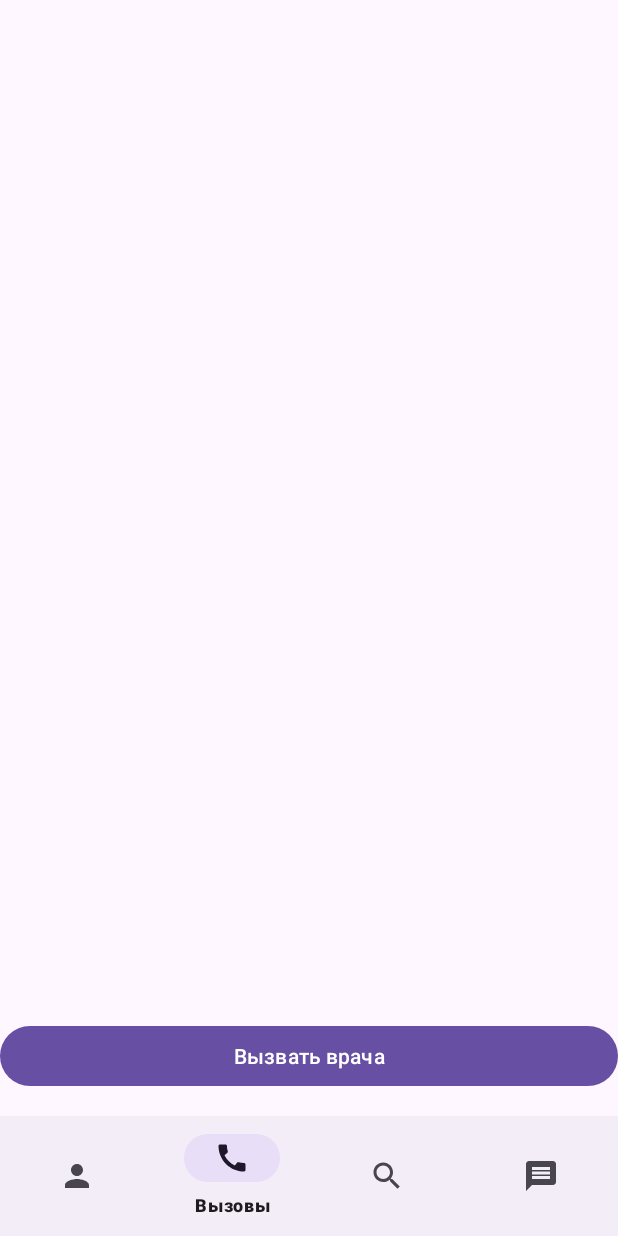
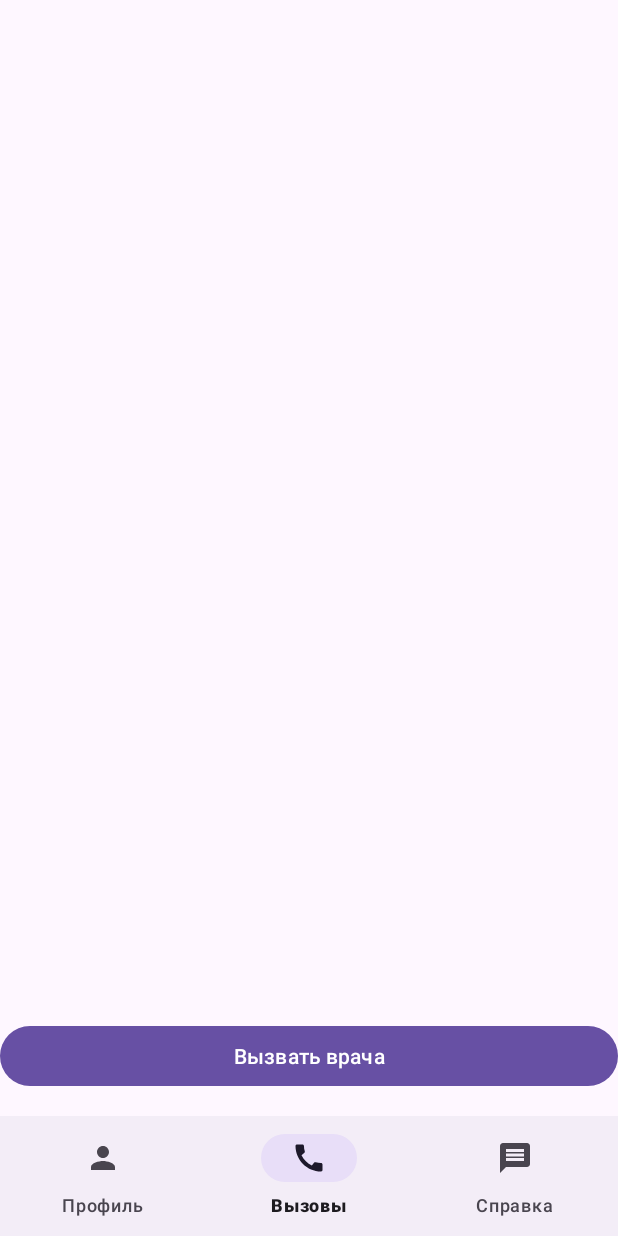
Before and after one commit to Prokhor77/Med_Helper, an Android app: the UserActivity screen opened directly, with no data from a screen before it, item 2 of the bottom bar chosen, on a phone screen of 412 x 824 dp. Run offline under Robolectric (Android 15) with nearby library versions, the phone set to English and light mode, and no system bars; libraries missing offline, so code that uses them is left out: com.github.mikephil.charting; 16 statements that could not run were skipped.

Commit message:
3 commit at night

```diff
--- a/app/src/main/java/com/example/med/User/UserActivity.java
+++ b/app/src/main/java/com/example/med/User/UserActivity.java
@@ -32,9 +32,6 @@ public class UserActivity extends AppCompatActivity {
             } else if (item.getItemId() == R.id.calls_user) {
                 replaceFragment(new CallsFragmentUser());
 
-            } else if (item.getItemId() == R.id.search_user) {
-                replaceFragment(new SearchFragmentUser());
-
             } else if (item.getItemId() == R.id.spravka_user) {
                 replaceFragment(new SpravkaFragmentUser());
 
--- a/app/src/main/res/menu/bottom_nav_menu_user.xml
+++ b/app/src/main/res/menu/bottom_nav_menu_user.xml
@@ -9,10 +9,6 @@
         android:id="@+id/calls_user"
         android:icon="@drawable/baseline_call_24"/>
 
-    <item android:title="Поиск"
-        android:id="@+id/search_user"
-        android:icon="@drawable/baseline_search_24"/>
-
     <item android:title="Справка"
         android:id="@+id/spravka_user"
         android:icon="@drawable/baseline_message_24"/>
```
